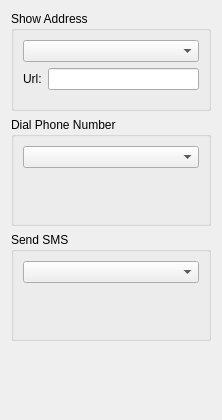
Qt form src/kcm/akonadicontactactions.ui (KDE/akonadi-contacts) before a commit.
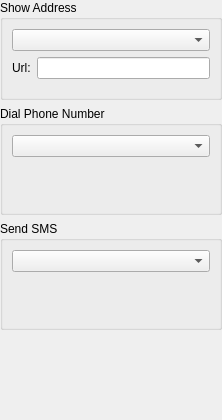
The same form after that commit. Custom widgets are drawn as their Qt base class.

Commit message: Remove duplicate margin

```diff
--- a/src/kcm/akonadicontactactions.ui
+++ b/src/kcm/akonadicontactactions.ui
@@ -11,6 +11,18 @@
    </rect>
   </property>
   <layout class="QVBoxLayout" name="verticalLayout_4">
+   <property name="leftMargin">
+    <number>0</number>
+   </property>
+   <property name="topMargin">
+    <number>0</number>
+   </property>
+   <property name="rightMargin">
+    <number>0</number>
+   </property>
+   <property name="bottomMargin">
+    <number>0</number>
+   </property>
    <item>
     <widget class="QGroupBox" name="groupBox">
      <property name="title">
```
The commit also changes 1 other file.
